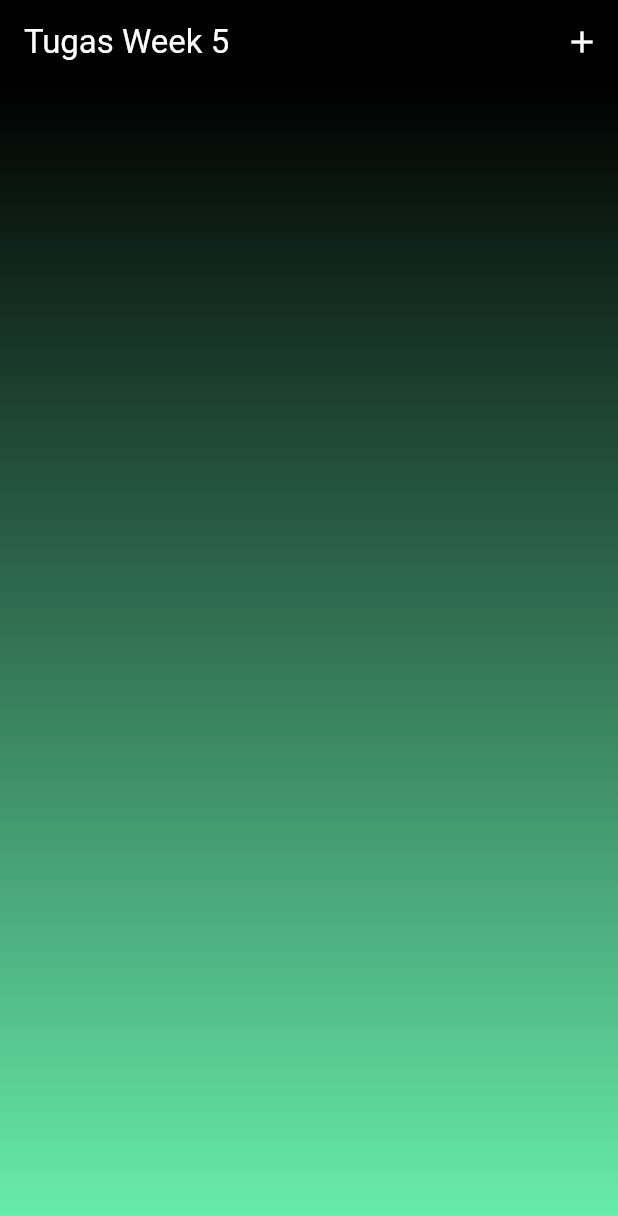
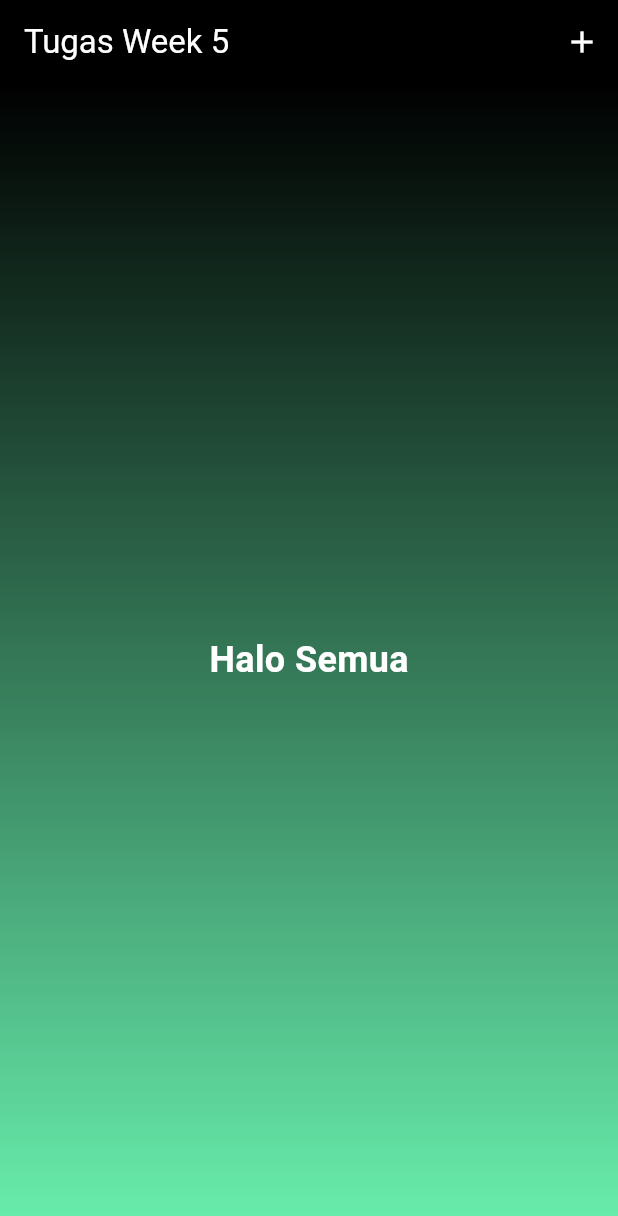
Before and after one commit to rozakgit/tugas_week_5_1123150006, a Flutter app: the screen it shows after launch, on a phone screen of 412 x 824 dp. Shown: the top 1216 px of the screen. Run offline on Flutter 3.47's test engine with Material 3 defaults, Android fonts, the phone set to English and light mode, and no system bars.

Commit message:
Trying Child Widget and give it Text

```diff
--- a/lib/main.dart
+++ b/lib/main.dart
@@ -36,6 +36,15 @@ class Halaman extends StatelessWidget {
         ],
       ),
       body: Container(
+        alignment: Alignment.center,
+        child: Text(
+          'Halo Semua',
+          style: TextStyle(
+            color: Colors.white,
+            fontSize: 24,
+            fontWeight: FontWeight.bold,
+          ),
+        ),
         decoration: BoxDecoration(
           gradient: LinearGradient(
             colors: [Colors.black, Colors.greenAccent],
```
